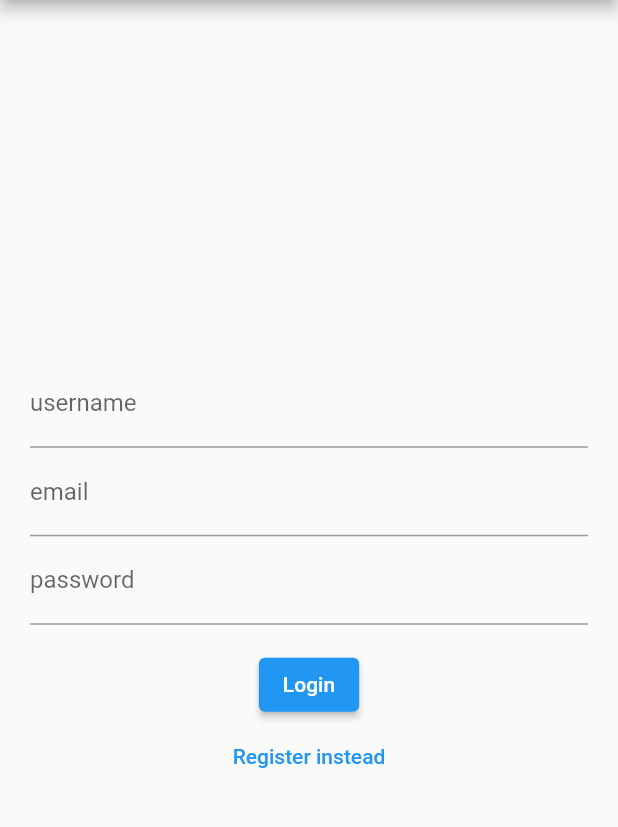
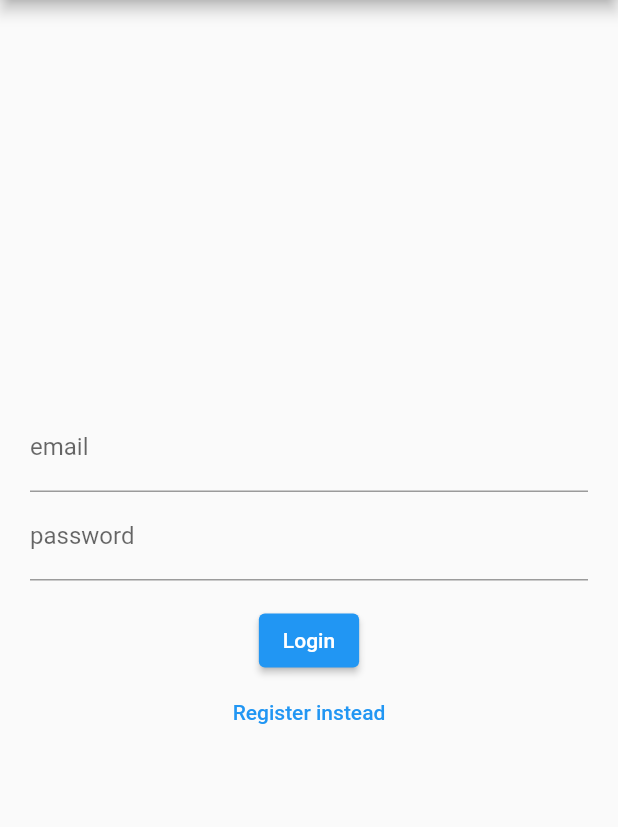
Before and after one commit to thejacobhardman/Gamified-Task-Tracker, a Flutter app: the screen it shows after launch, on a phone screen of 412 x 824 dp, the part 84-911 px from its top. Run offline on Flutter 3.47's test engine with Material 2 defaults, Android fonts, the phone set to English and light mode, and no system bars; our stand-ins replace easy_debounce, firebase_auth, firebase_core, google_fonts; missing offline and left inert: dart:ffi; accounts and stored records are empty.

Commit message:
Update username register field visibility

```diff
--- a/gamified_task_tracker/lib/Pages/login_register_page.dart
+++ b/gamified_task_tracker/lib/Pages/login_register_page.dart
@@ -80,6 +80,21 @@ class _LoginPageState extends State<LoginPage> {
         ));
   }
 
+  Widget _usernameField(
+      String title,
+      TextEditingController controller,
+      ) {
+    return Visibility(
+        visible: !isLogin,
+        child: TextField(
+        controller: controller,
+        decoration: InputDecoration(
+          labelText: title,
+        )));
+
+
+  }
+
   Widget _errorMessage() {
     return Text(errorMessage == '' ? '' : 'Hmm ? $errorMessage');
   }
@@ -117,7 +132,7 @@ class _LoginPageState extends State<LoginPage> {
               crossAxisAlignment: CrossAxisAlignment.center,
               mainAxisAlignment: MainAxisAlignment.center,
               children: <Widget>[
-                _entryField('username', _controllerUsername),
+                _usernameField('username', _controllerUsername),
                 _entryField('email', _controllerEmail),
                 _entryField('password', _controllerPassword),
                 _errorMessage(),
```
